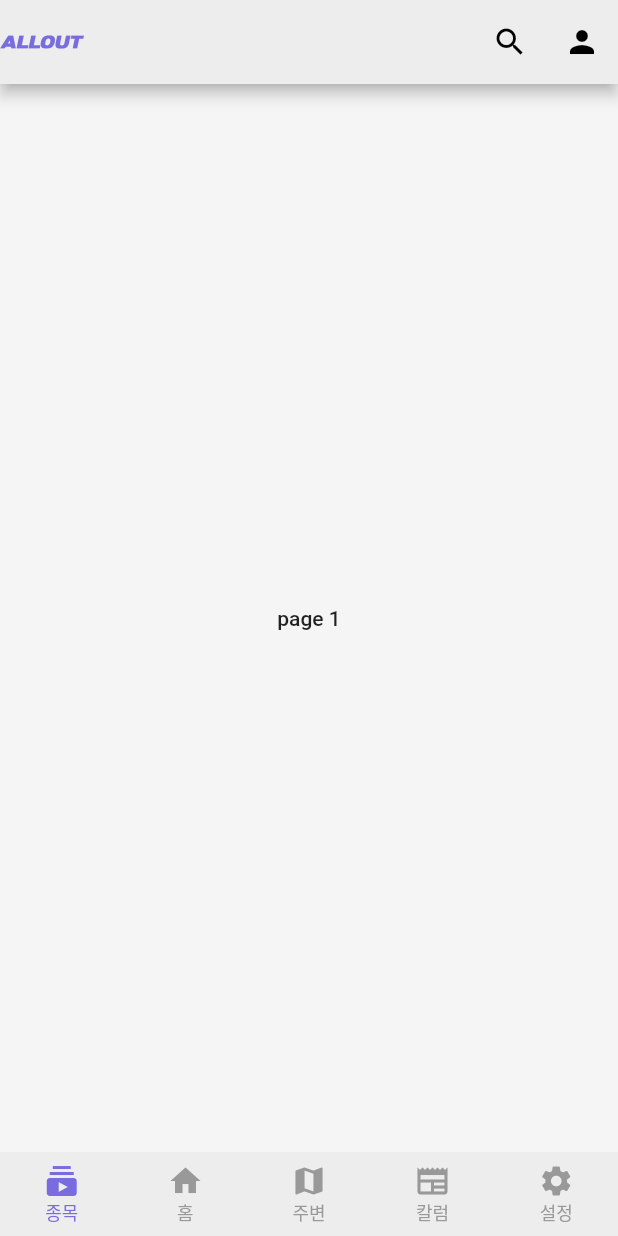
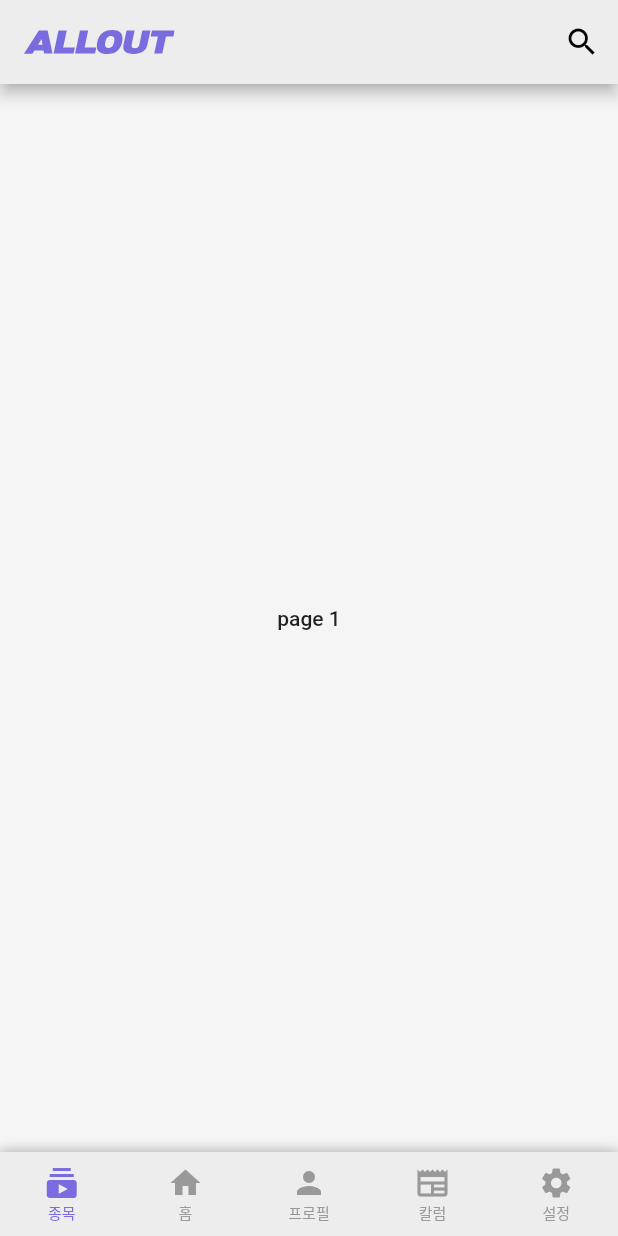
Before and after one commit to SongJeaHo/allout, a Flutter app: the screen it shows after launch, on a phone screen of 412 x 824 dp. Run offline on Flutter 3.47's test engine with Material 2 defaults, Android fonts, the light colour scheme and no system bars; our stand-ins replace flutter_svg; Roboto replaces fonts that are missing (Pretendard).

Commit message:
appBar 수정

```diff
--- a/lib/main.dart
+++ b/lib/main.dart
@@ -1,5 +1,6 @@
 import 'package:allout/components/allout_themes.dart';
-import 'package:allout/pages/home_page.dart';
+import 'package:allout/pages/app_bar.dart';
+import 'package:allout/pages/navigation_page.dart';
 import 'package:flutter/material.dart';
 import 'package:flutter/services.dart';
 
@@ -20,7 +21,7 @@
     return MaterialApp(
       title: 'Allout',
       theme: AlloutThemes.mainTheme,
-      home: const HomePage(),
+      home: const NavigationPage(),
       builder: (context, child) => MediaQuery(
         data: MediaQuery.of(context).copyWith(textScaleFactor: 1.0),
         child: child!,
--- /dev/null
+++ b/lib/pages/app_bar.dart
@@ -0,0 +1,34 @@
+import 'package:allout/components/allout_colors.dart';
+import 'package:flutter/material.dart';
+import 'package:flutter_svg/flutter_svg.dart';
+
+class AlloutAppBar extends StatelessWidget implements PreferredSizeWidget {
+  final AppBar appBar;
+
+  const AlloutAppBar({Key? key, required this.appBar}) : super(key: key);
+
+  @override
+  Widget build(BuildContext context) {
+    return AppBar(
+      backgroundColor: AlloutColors.backgroundGrey,
+      centerTitle: false,
+      title: SvgPicture.asset(
+        './assets/icons/allout_logo.svg',
+        color: AlloutColors.primaryColor,
+        height: 16,
+      ),
+      actions: <Widget>[
+        new IconButton(
+            onPressed: () {},
+            icon: new Icon(
+              Icons.search,
+              color: Colors.black,
+            )),
+      ],
+    );
+  }
+
+  @override
+  // TODO: implement preferredSize
+  Size get preferredSize => new Size.fromHeight(appBar.preferredSize.height);
+}
--- a/lib/pages/home_page.dart
+++ b/lib/pages/navigation_page.dart
@@ -1,16 +1,17 @@
 import 'package:allout/components/allout_colors.dart';
+import 'package:allout/pages/app_bar.dart';
 import 'package:flutter/material.dart';
-import 'package:flutter_svg/flutter_svg.dart';
 
-class HomePage extends StatefulWidget {
-  const HomePage({Key? key}) : super(key: key);
+class NavigationPage extends StatefulWidget {
+  const NavigationPage({Key? key}) : super(key: key);
 
   @override
-  State<HomePage> createState() => _HomePageState();
+  State<NavigationPage> createState() => _NavigationPageState();
 }
 
-class _HomePageState extends State<HomePage> {
+class _NavigationPageState extends State<NavigationPage> {
   int _currentIndex = 0;
+  int _appBarFlag = 0;
 
   final _pages = [
     Center(
@@ -32,17 +33,21 @@ class _HomePageState extends State<HomePage> {
 
   @override
   Widget build(BuildContext context) {
-    return Container(
-      color: AlloutColors.backgroundGrey,
-      child: SafeArea(
-        top: false,
-        child: Scaffold(
-          appBar: appBar(),
-          body: Container(
-              color: AlloutColors.background, child: _pages[_currentIndex]),
-          bottomNavigationBar: bottomNavigationBar(),
-        ),
+    return Scaffold(
+      appBar: AlloutAppBar(
+        appBar: AppBar(),
       ),
+      body: Container(
+          color: AlloutColors.background, child: _pages[_currentIndex]),
+      bottomNavigationBar: Container(
+          decoration: BoxDecoration(boxShadow: [
+            BoxShadow(
+              blurRadius: 7,
+              color: Colors.grey.withOpacity(0.7),
+              offset: Offset(0, -1),
+            )
+          ]),
+          child: bottomNavigationBar()),
     );
   }
 
@@ -61,9 +66,9 @@ class _HomePageState extends State<HomePage> {
             label: '홈'),
         BottomNavigationBarItem(
             icon: Icon(
-              Icons.map,
+              Icons.person,
             ),
-            label: '주변'),
+            label: '프로필'),
         BottomNavigationBarItem(
             icon: Icon(
               Icons.newspaper,
@@ -75,15 +80,14 @@ class _HomePageState extends State<HomePage> {
             ),
             label: '설정'),
       ],
-      elevation: 0,
       currentIndex: _currentIndex,
+      backgroundColor: AlloutColors.backgroundGrey,
       selectedItemColor: AlloutColors.primaryColor,
       unselectedItemColor: AlloutColors.alloutGrey,
       onTap: _onItemTapped,
       type: BottomNavigationBarType.fixed,
-      selectedFontSize: 12, //선택된 아이템의 폰트사이즈
-      unselectedFontSize: 12,
-      backgroundColor: AlloutColors.backgroundGrey,
+      selectedFontSize: 10, //선택된 아이템의 폰트사이즈
+      unselectedFontSize: 10,
     );
   }
 
@@ -92,28 +96,4 @@ class _HomePageState extends State<HomePage> {
       _currentIndex = index;
     });
   }
-
-  AppBar appBar() {
-    return AppBar(
-      backgroundColor: AlloutColors.backgroundGrey,
-      leading: new SvgPicture.asset(
-        'assets/icons/allout_logo.svg',
-        color: AlloutColors.primaryColor,
-      ),
-      actions: <Widget>[
-        new IconButton(
-            onPressed: () {},
-            icon: new Icon(
-              Icons.search,
-              color: Colors.black,
-            )),
-        new IconButton(
-            onPressed: () {},
-            icon: new Icon(
-              Icons.person,
-              color: Colors.black,
-            )),
-      ],
-    );
-  }
 }
```
Also changed, not shown: assets/icons/allout_logo.svg.
